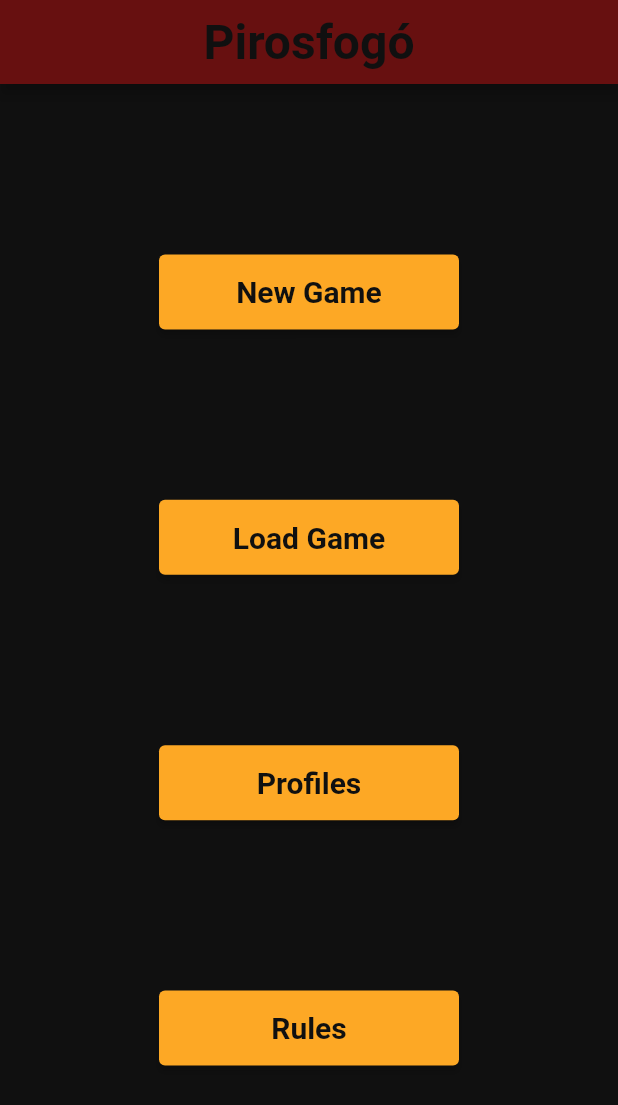
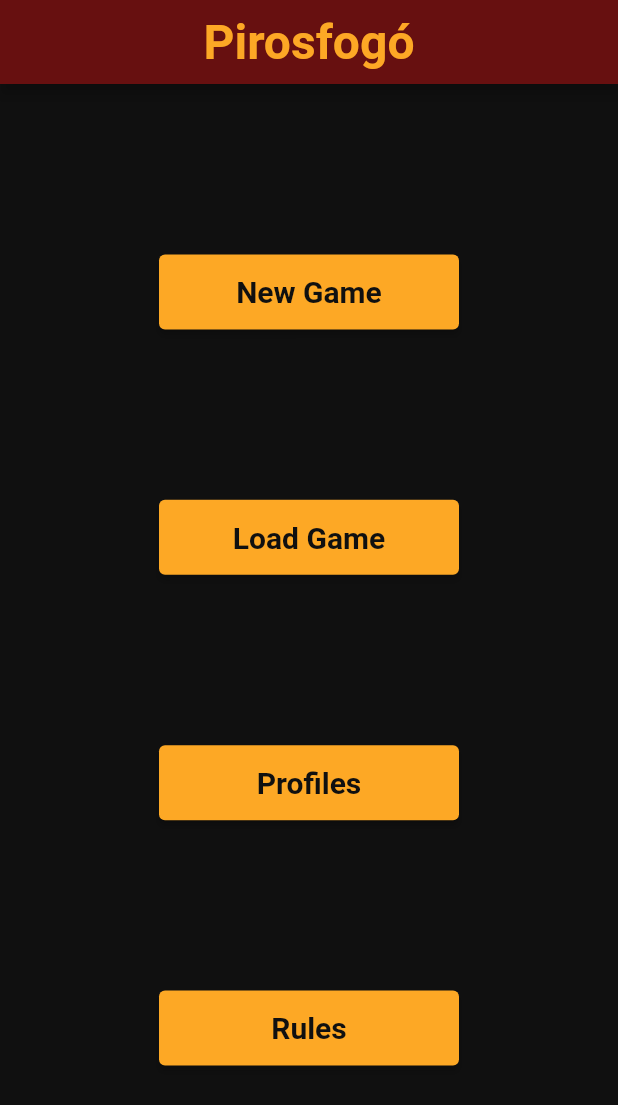
Before and after one commit to KijeviGombooc/Pirosfogo, a Flutter app: the screen it shows after launch, on a phone screen of 412 x 824 dp. Shown: the top 1105 px of the screen. Run offline on Flutter 3.47's test engine with Material 2 defaults, Android fonts, the phone set to English and light mode, and no system bars; our stand-ins replace image_picker, sqflite; accounts and stored records are empty.

Commit message:
Removed/replaced deprecated theme data

```diff
--- a/lib/main.dart
+++ b/lib/main.dart
@@ -50,8 +50,7 @@
         primaryColor: primaryColor,
         appBarTheme: AppBarTheme(
           backgroundColor: primaryColor,
-          foregroundColor: primaryColor,
-          textTheme: textTheme,
+          foregroundColor: secondaryColor,
           iconTheme: IconThemeData(color: darkColor),
         ),
         textSelectionTheme: TextSelectionThemeData(
@@ -60,7 +59,6 @@
           selectionHandleColor: secondaryColor.withAlpha(60),
         ),
         textTheme: textTheme,
-        accentColor: secondaryColor,
         primarySwatch: Colors.yellow,
         hintColor: secondaryColor.withAlpha(100),
         cardColor: primaryColor,
```
